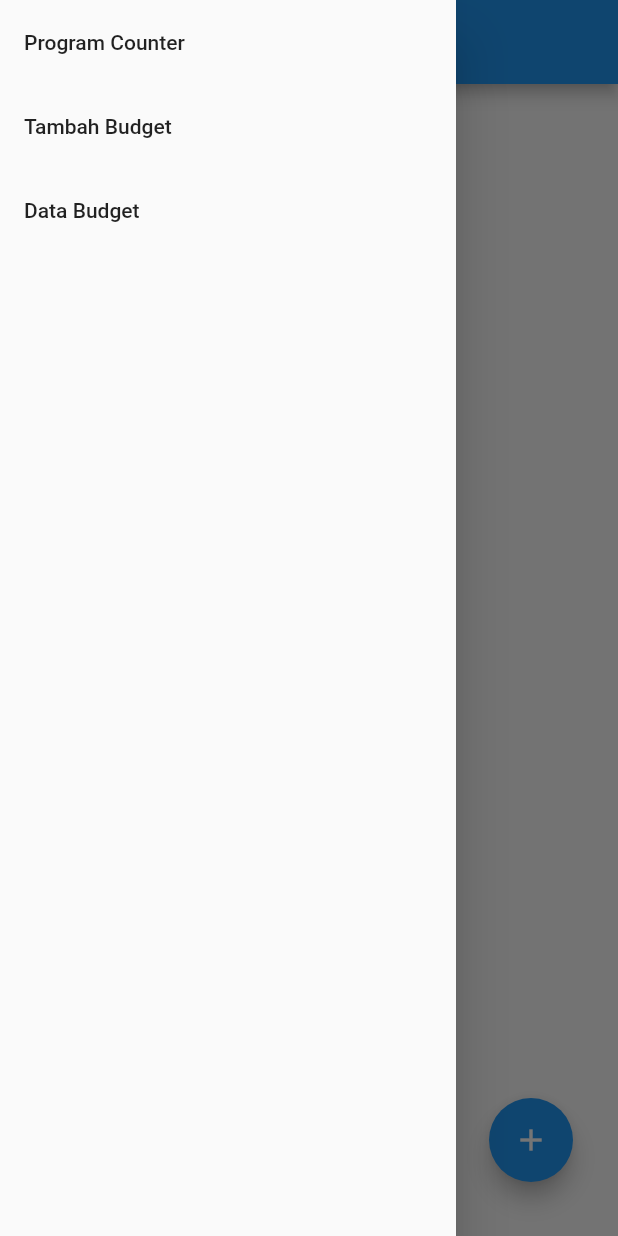
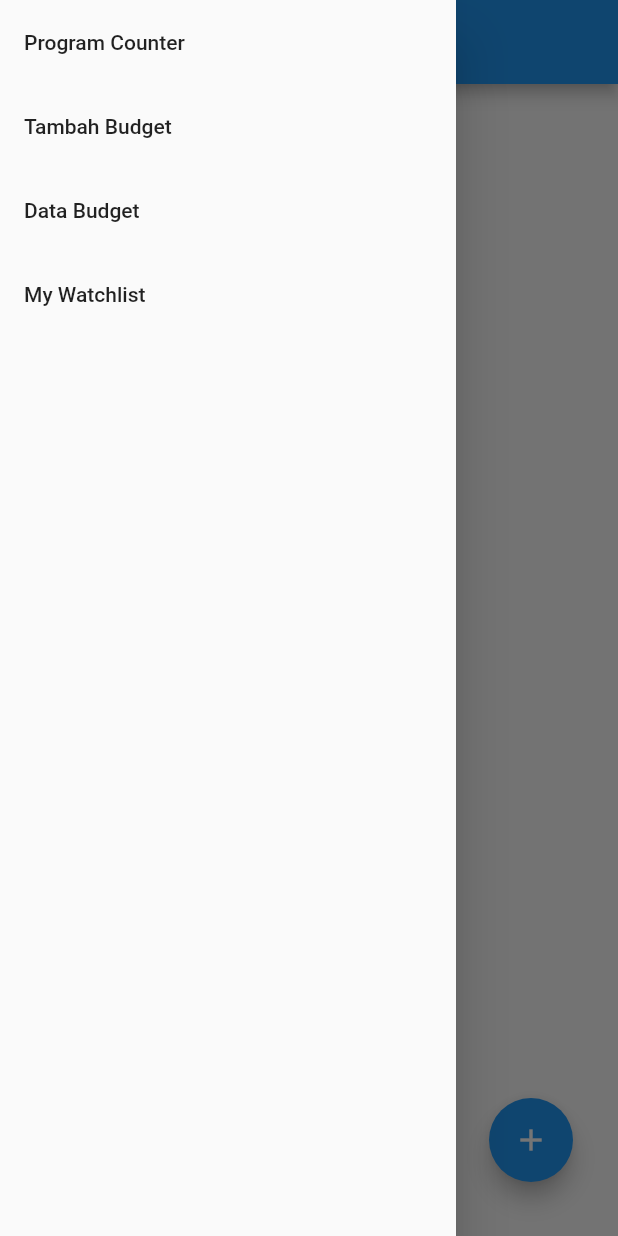
Before and after one commit to maureenesthw/pbp-flutter-lab, a Flutter app: the screen it shows after launch, with the side drawer open, on a phone screen of 412 x 824 dp. Run offline on Flutter 3.47's test engine with Material 2 defaults, Android fonts, the phone set to English and light mode, and no system bars.

```diff
--- a/counter_7/lib/drawer.dart
+++ b/counter_7/lib/drawer.dart
@@ -1,5 +1,6 @@
-import 'package:counter_7/add_budget.dart';
-import 'package:counter_7/data_budget.dart';
+import 'package:counter_7/page/add_budget.dart';
+import 'package:counter_7/page/data_budget.dart';
+import 'package:counter_7/page/my_watchlist.dart';
 import 'package:flutter/material.dart';
 import 'package:counter_7/main.dart';
 
@@ -36,6 +37,15 @@ Drawer drawerWidget(BuildContext context) {
             );
           },
         ),
+        ListTile(
+          title: const Text('My Watchlist'),
+          onTap: () {
+            Navigator.pushReplacement(
+              context,
+              MaterialPageRoute(builder: (context) => const MyWatchlistPage()),
+            );
+          },
+        ),
       ],
     ),
   );
--- /dev/null
+++ b/counter_7/lib/model/watchlist.dart
@@ -0,0 +1,87 @@
+// To parse this JSON data, do
+//
+//     final watchlist = watchlistFromJson(jsonString);
+
+import 'dart:convert';
+
+List<Watchlist> watchlistFromJson(String str) =>
+    List<Watchlist>.from(json.decode(str).map((x) => Watchlist.fromJson(x)));
+
+String watchlistToJson(List<Watchlist> data) =>
+    json.encode(List<dynamic>.from(data.map((x) => x.toJson())));
+
+class Watchlist {
+  Watchlist({
+    required this.model,
+    required this.pk,
+    required this.fields,
+  });
+
+  Model? model;
+  int pk;
+  Fields fields;
+
+  factory Watchlist.fromJson(Map<String, dynamic> json) => Watchlist(
+        model: modelValues.map[json["model"]],
+        pk: json["pk"],
+        fields: Fields.fromJson(json["fields"]),
+      );
+
+  Map<String, dynamic> toJson() => {
+        "model": modelValues.reverse[model],
+        "pk": pk,
+        "fields": fields.toJson(),
+      };
+}
+
+class Fields {
+  Fields({
+    required this.watched,
+    required this.title,
+    required this.rating,
+    required this.releaseDate,
+    required this.review,
+  });
+
+  bool watched;
+  String title;
+  int rating;
+  DateTime releaseDate;
+  String review;
+
+  factory Fields.fromJson(Map<String, dynamic> json) => Fields(
+        watched: json["watched"],
+        title: json["title"],
+        rating: json["rating"],
+        releaseDate: DateTime.parse(json["release_date"]),
+        review: json["review"],
+      );
+
+  Map<String, dynamic> toJson() => {
+        "watched": watched,
+        "title": title,
+        "rating": rating,
+        "release_date":
+            "${releaseDate.year.toString().padLeft(4, '0')}-${releaseDate.month.toString().padLeft(2, '0')}-${releaseDate.day.toString().padLeft(2, '0')}",
+        "review": review,
+      };
+}
+
+enum Model { MYWATCHLIST_WATCHLIST }
+
+final modelValues =
+    EnumValues({"mywatchlist.watchlist": Model.MYWATCHLIST_WATCHLIST});
+
+class EnumValues<T> {
+  Map<String, T> map;
+  Map<T, String>? reverseMap;
+
+  EnumValues(this.map);
+
+  Map<T, String> get reverse {
+    if (reverseMap == null) {
+      reverseMap = map.map((k, v) => new MapEntry(v, k));
+    }
+    return reverseMap!;
+  }
+}
--- a/counter_7/lib/add_budget.dart
+++ b/counter_7/lib/page/add_budget.dart
@@ -1,6 +1,6 @@
 import 'package:flutter/material.dart';
 import 'package:counter_7/drawer.dart';
-import 'package:counter_7/spending.dart';
+import 'package:counter_7/model/spending.dart';
 
 class AddBudgetPage extends StatefulWidget {
   const AddBudgetPage({super.key});
--- a/counter_7/lib/data_budget.dart
+++ b/counter_7/lib/page/data_budget.dart
@@ -1,6 +1,6 @@
 import 'package:flutter/material.dart';
 import 'package:counter_7/drawer.dart';
-import 'package:counter_7/spending.dart';
+import 'package:counter_7/model/spending.dart';
 
 class DataBudgetPage extends StatefulWidget {
   const DataBudgetPage({super.key});
--- a/counter_7/pubspec.yaml
+++ b/counter_7/pubspec.yaml
@@ -36,6 +36,7 @@ dependencies:
   # The following adds the Cupertino Icons font to your application.
   # Use with the CupertinoIcons class for iOS style icons.
   cupertino_icons: ^1.0.2
+  http: ^0.13.5
 
 dev_dependencies:
   flutter_test:
```
Also changed, not shown: counter_7/lib/page/my_watchlist.dart (added, +98 -0 lines), counter_7/lib/model/spending.dart (renamed from counter_7/lib/spending.dart), counter_7/lib/page/watchlist_detail.dart (added), counter_7/pubspec.lock, 1 other file.
